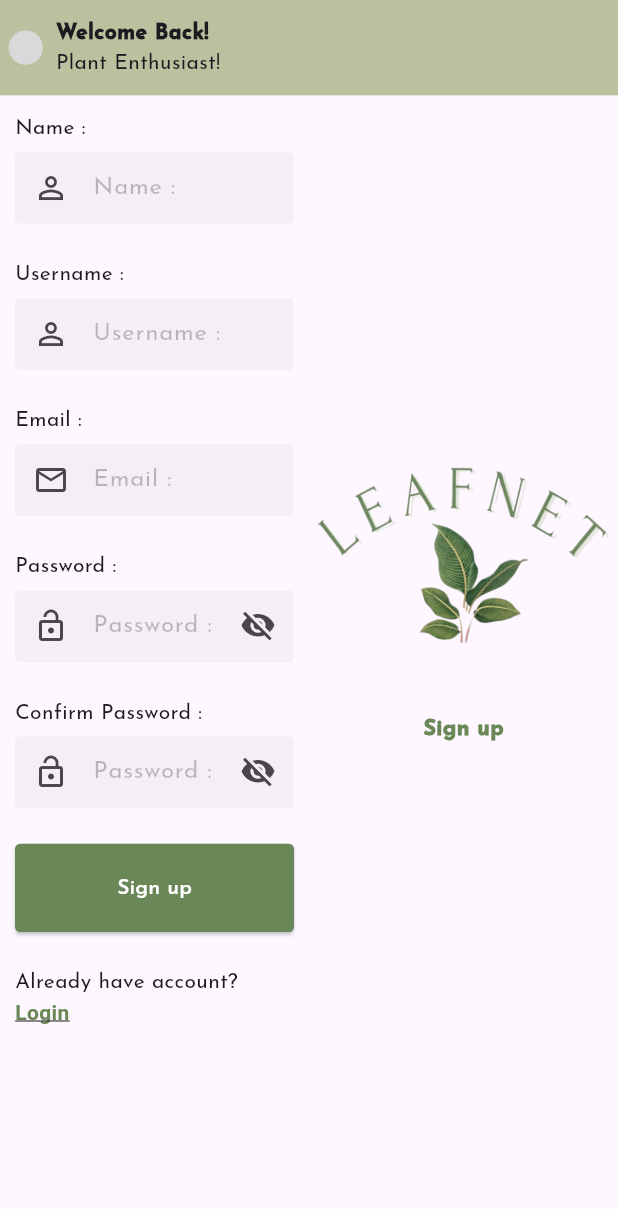
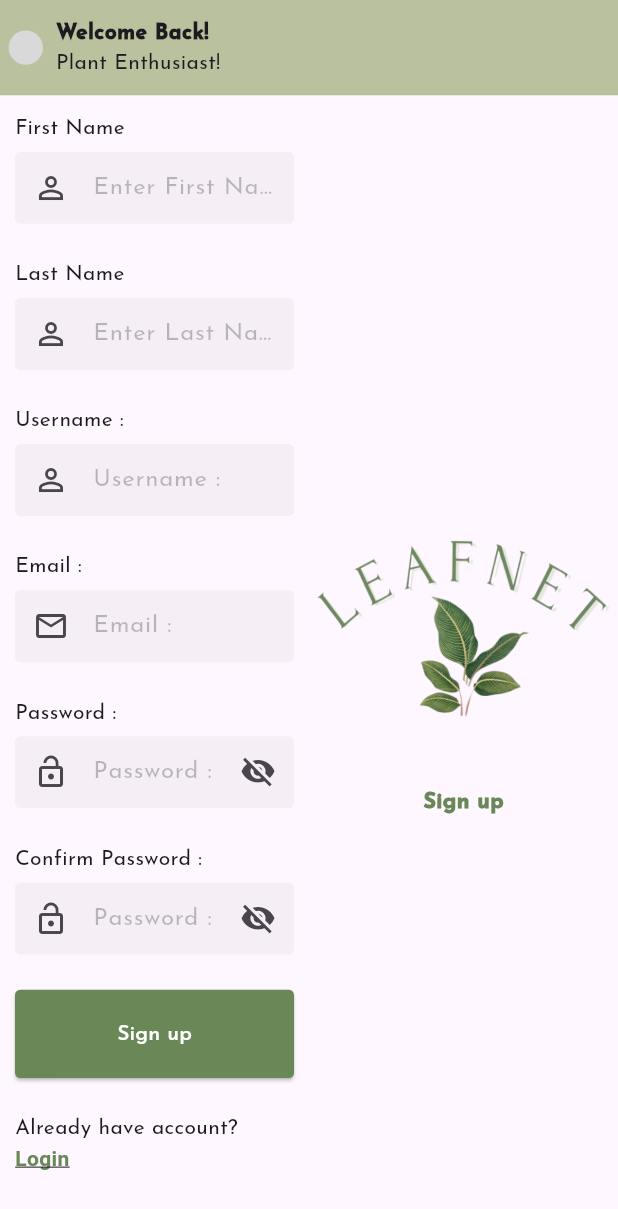
Before and after one commit to 0Ahmad0/leaf_net_site, a Flutter app: the SignupScreen screen opened directly, on a phone screen of 412 x 824 dp. Shown: the top 1209 px of the screen. Run offline on Flutter 3.47's test engine with Material 3 defaults, Android fonts, the phone set to English and light mode, and no system bars; our stand-ins replace animate_do, dio, flutter_markdown, flutter_screenutil, flutter_spinkit, freezed_annotation and 7 more; missing offline and left inert: dart:ui_web; accounts and stored records are empty; statements that could not run were skipped.

Commit message:
- hariri from chat gpt

```diff
--- a/lib/features/auth/controllers/signup_controller.dart
+++ b/lib/features/auth/controllers/signup_controller.dart
@@ -11,60 +11,62 @@ import '../domain/repositories/auth_repository.dart';
 import '../screens/account_verification_screen.dart';
 import '../screens/login_screen.dart';
 
-class SignupController extends GetxController{
+class SignupController extends GetxController {
   final formKey = GlobalKey<FormState>();
-  final nameController = TextEditingController();
+  final firstNameController = TextEditingController();
+  final lastNameController = TextEditingController();
   final userNameController = TextEditingController();
   final emailController = TextEditingController();
   final passwordController = TextEditingController();
   final confirmPasswordController = TextEditingController();
   late AuthRepository _repository;
-  Map<String,dynamic>? result;
+  Map<String, dynamic>? result;
+
   @override
   void onInit() {
-    _repository= locator<AuthRepository>();
+    _repository = locator<AuthRepository>();
     super.onInit();
   }
-  Future<void> register(BuildContext context,
-      ) async {
 
+  Future<void> register(BuildContext context) async {
     LoadingDialog.show(context);
 
-
-    final response = await _repository.register(emailController.text,userNameController.text, passwordController.text
-    ,firstName: nameController.text,);
+    final response = await _repository.register(
+      emailController.text,
+      userNameController.text,
+      passwordController.text,
+      firstName: firstNameController.text,  // ✅ إرسال First Name
+      lastName: lastNameController.text,    // ✅ إرسال Last Name
+    );
 
     response.when(
       success: (data) async {
-        // result = data.result;
-        Get.put(ProfileController()).user=data.result;
+        Get.put(ProfileController()).user = data.result;
 
-
-        ResponseHelper.onSuccess(context,message: data.message);
+        ResponseHelper.onSuccess(context, message: data.message);
         await Future.delayed(Duration(seconds: 2));
         LoadingDialog.hide(context);
 
         Get.offAll(
-                () => AccountVerificationScreen(),
-            arguments: {"email": emailController.text},
-            transition: Transition.topLevel
+              () => AccountVerificationScreen(),
+          arguments: {"email": emailController.text},
+          transition: Transition.topLevel,
         );
-
-
       },
       failure: (networkException) {
-
         LoadingDialog.hide(context);
-
-        ResponseHelper.onFailure(context,message: NetworkExceptions.getErrorMessage(networkException));
-
+        ResponseHelper.onFailure(
+          context,
+          message: NetworkExceptions.getErrorMessage(networkException),
+        );
       },
     );
   }
 
   @override
   void onClose() {
-    nameController.dispose();
+    firstNameController.dispose();
+    lastNameController.dispose();
     userNameController.dispose();
     emailController.dispose();
     passwordController.dispose();
--- a/lib/features/auth/screens/signup_screen.dart
+++ b/lib/features/auth/screens/signup_screen.dart
@@ -35,12 +35,25 @@ class SignupScreen extends GetView<SignupController> {
                           child: Column(
                             crossAxisAlignment: CrossAxisAlignment.start,
                             children: [
-                              Text(StringsManager.nameText),
+                              Text("First Name"),
                               10.h.height,
                               AppTextField(
-                                controller: controller.nameController,
+                                controller: controller.firstNameController,
                                 iconData: Icons.person_outline_sharp,
-                                hintText: StringsManager.nameText,
+                                hintText: "Enter First Name",
+                                validator: (value) {
+                                  return FieldValidator([
+                                    UsernameValidator(),
+                                  ]).validate(value ?? '');
+                                },
+                              ),
+                              40.h.height,
+                              Text("Last Name"),
+                              10.h.height,
+                              AppTextField(
+                                controller: controller.lastNameController,
+                                iconData: Icons.person_outline_sharp,
+                                hintText: "Enter Last Name",
                                 validator: (value) {
                                   return FieldValidator([
                                     UsernameValidator(),
@@ -92,8 +105,7 @@ class SignupScreen extends GetView<SignupController> {
                               Text('Confirm Password :'),
                               10.h.height,
                               AppTextField(
-                                controller:
-                                    controller.confirmPasswordController,
+                                controller: controller.confirmPasswordController,
                                 suffixIcon: true,
                                 obscureText: true,
                                 iconData: Icons.lock_open,
@@ -101,8 +113,8 @@ class SignupScreen extends GetView<SignupController> {
                                 validator: (value) {
                                   return FieldValidator([
                                     ConfirmPasswordValidator(
-                                        password:
-                                            controller.passwordController.text),
+                                      password: controller.passwordController.text,
+                                    ),
                                   ]).validate(value ?? '');
                                 },
                               ),
@@ -113,8 +125,7 @@ class SignupScreen extends GetView<SignupController> {
                                     child: AppButtonWidget(
                                       text: StringsManager.signUpText,
                                       onPressed: () {
-                                        if (controller.formKey.currentState!
-                                            .validate()) {
+                                        if (controller.formKey.currentState!.validate()) {
                                           controller.register(context);
                                         }
                                       },
@@ -128,16 +139,14 @@ class SignupScreen extends GetView<SignupController> {
                                 child: Text.rich(
                                   TextSpan(children: [
                                     TextSpan(
-                                      text:
-                                          StringsManager.alreadyHaveAccountText,
+                                      text: StringsManager.alreadyHaveAccountText,
                                     ),
                                     TextSpan(
                                         text: StringsManager.loginText,
                                         recognizer: TapGestureRecognizer()
                                           ..onTap = () {
                                             Get.off(() => LoginScreen(),
-                                                transition:
-                                                    Transition.downToUp);
+                                                transition: Transition.downToUp);
                                           },
                                         style: TextStyle(
                                           color: ColorManager.primaryColor,
@@ -166,10 +175,12 @@ class SignupScreen extends GetView<SignupController> {
                             style: TextStyle(
                               fontWeight: FontWeight.w900,
                               fontSize: 50.sp,
-                              color: ColorManager.primaryColor),
+                              color: ColorManager.primaryColor,
+                            ),
                           ),
                         ],
-                    ))
+                      ),
+                    )
                   ],
                 ),
               ],
--- a/lib/features/navbar/controllers/profile_controller.dart
+++ b/lib/features/navbar/controllers/profile_controller.dart
@@ -62,7 +62,7 @@ class ProfileController extends GetxController {
   @override
   void onInit() {
     _repository=locator<AuthRepository>();
-    nameController.text=user?.completeName??'';
+    nameController.text=user?.firstName??'';
     emailController.text=user?.email??'';
     userNameController.text=user?.userName??'';
     super.onInit();
```
Lines whose indentation alone changed are shown as unchanged.
